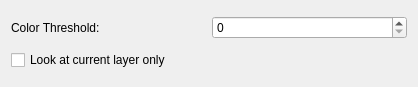
This is designer/FeatherSelectOptionsWidgetUi.ui in skitzycat/beedraw as Qt 5 draws it before an edit. The edited form follows.
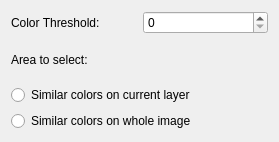
This is the edited form.

Commit message: added options to rectangle select, left in debug code to check things out under windows

Patch:
```diff
--- a/designer/FeatherSelectOptionsWidgetUi.ui
+++ b/designer/FeatherSelectOptionsWidgetUi.ui
@@ -5,8 +5,8 @@
    <rect>
     <x>0</x>
     <y>0</y>
-    <width>418</width>
-    <height>87</height>
+    <width>279</width>
+    <height>142</height>
    </rect>
   </property>
   <property name="windowTitle" >
@@ -32,9 +32,23 @@
     </layout>
    </item>
    <item>
-    <widget class="QCheckBox" name="current_layer_check" >
+    <widget class="QLabel" name="label" >
      <property name="text" >
-      <string>Look at current layer only</string>
+      <string>Area to select:</string>
+     </property>
+    </widget>
+   </item>
+   <item>
+    <widget class="QRadioButton" name="radio_cur_layer" >
+     <property name="text" >
+      <string>Similar colors on current layer</string>
+     </property>
+    </widget>
+   </item>
+   <item>
+    <widget class="QRadioButton" name="radio_whole_image" >
+     <property name="text" >
+      <string>Similar colors on whole image</string>
      </property>
     </widget>
    </item>
```
The commit also changes 7 other files.
